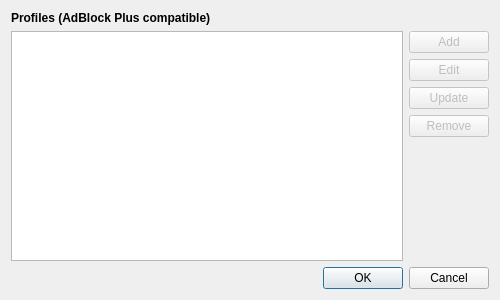
Before: the Qt Designer form src/ui/preferences/ContentBlockingDialog.ui in OtterBrowser/otter-browser, drawn with Qt 5.
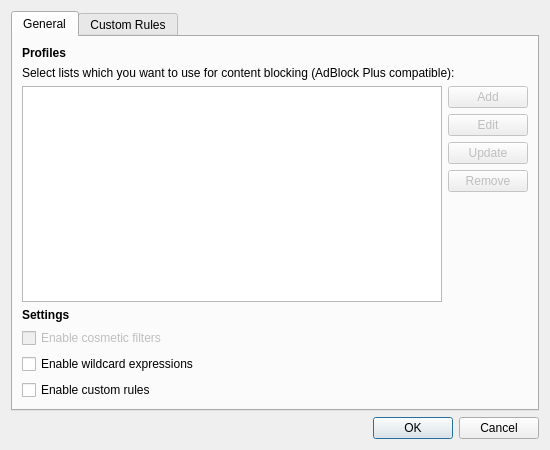
After: the same form once the commit is applied. Custom widgets are drawn as their Qt base class.

Commit message: [Content Blocking] Add support for custom rules

Patch:
```diff
--- a/src/ui/preferences/ContentBlockingDialog.ui
+++ b/src/ui/preferences/ContentBlockingDialog.ui
@@ -6,8 +6,8 @@
    <rect>
     <x>0</x>
     <y>0</y>
-    <width>500</width>
-    <height>300</height>
+    <width>550</width>
+    <height>450</height>
    </rect>
   </property>
   <property name="windowTitle">
@@ -15,7 +15,17 @@
   </property>
   <layout class="QVBoxLayout" name="verticalLayout">
    <item>
-    <widget class="QLabel" name="blockedContentLabel">
+    <widget class="QTabWidget" name="tabWidget">
+     <property name="currentIndex">
+      <number>0</number>
+     </property>
+     <widget class="QWidget" name="generalTab">
+      <attribute name="title">
+       <string>General</string>
+      </attribute>
+      <layout class="QVBoxLayout" name="profilesVerticalLayout">
+       <item>
+        <widget class="QLabel" name="profilesHeaderLabel">
      <property name="font">
       <font>
        <weight>75</weight>
@@ -23,34 +33,37 @@
       </font>
      </property>
      <property name="text">
-      <string>Profiles (AdBlock Plus compatible)</string>
+          <string>Profiles</string>
      </property>
     </widget>
    </item>
    <item>
-    <layout class="QHBoxLayout" name="horizontalLayout">
+        <widget class="QLabel" name="profilesDescriptionLabel">
+         <property name="text">
+          <string>Select lists which you want to use for content blocking (AdBlock Plus compatible):</string>
+         </property>
+        </widget>
+       </item>
      <item>
-      <layout class="QVBoxLayout" name="profliesLayout">
+        <layout class="QHBoxLayout" name="profilesHorizontalLayout">
        <item>
         <widget class="Otter::ItemViewWidget" name="profilesViewWidget">
-         <property name="editTriggers">
-          <set>QAbstractItemView::CurrentChanged|QAbstractItemView::DoubleClicked|QAbstractItemView::EditKeyPressed</set>
+           <property name="sizeAdjustPolicy">
+            <enum>QAbstractScrollArea::AdjustIgnored</enum>
          </property>
          <property name="alternatingRowColors">
           <bool>true</bool>
          </property>
-         <property name="selectionMode">
-          <enum>QAbstractItemView::SingleSelection</enum>
-         </property>
-         <property name="selectionBehavior">
-          <enum>QAbstractItemView::SelectRows</enum>
-         </property>
-        </widget>
-       </item>
-      </layout>
-     </item>
+           <property name="autoExpandDelay">
+            <number>-1</number>
+           </property>
+           <attribute name="headerStretchLastSection">
+            <bool>false</bool>
+           </attribute>
+          </widget>
+         </item>
      <item>
-      <layout class="QVBoxLayout" name="buttonsLayout" stretch="0,0,0,0,1">
+          <layout class="QVBoxLayout" name="profilesButtonsLayout" stretch="0,0,0,0,1">
        <item>
         <widget class="QPushButton" name="addButton">
          <property name="enabled">
@@ -107,6 +120,106 @@
       </layout>
      </item>
     </layout>
+       </item>
+       <item>
+        <widget class="QLabel" name="settingsHeaderLabel">
+         <property name="font">
+          <font>
+           <weight>75</weight>
+           <bold>true</bold>
+          </font>
+         </property>
+         <property name="text">
+          <string>Settings</string>
+         </property>
+        </widget>
+       </item>
+       <item>
+        <widget class="QCheckBox" name="enableCosmeticFiltersCheckBox">
+         <property name="enabled">
+          <bool>false</bool>
+         </property>
+         <property name="text">
+          <string>Enable cosmetic filters</string>
+         </property>
+        </widget>
+       </item>
+       <item>
+        <widget class="QCheckBox" name="enableWildcardsCheckBox">
+         <property name="text">
+          <string>Enable wildcard expressions</string>
+         </property>
+        </widget>
+       </item>
+       <item>
+        <widget class="QCheckBox" name="enableCustomRulesCheckBox">
+         <property name="text">
+          <string>Enable custom rules</string>
+         </property>
+        </widget>
+       </item>
+      </layout>
+     </widget>
+     <widget class="QWidget" name="customRulesTab">
+      <attribute name="title">
+       <string>Custom Rules</string>
+      </attribute>
+      <layout class="QVBoxLayout" name="customVerticalLayout">
+       <item>
+        <layout class="QHBoxLayout" name="customRulesHorizontalLayout">
+         <item>
+          <widget class="Otter::ItemViewWidget" name="customRulesViewWidget">
+           <property name="alternatingRowColors">
+            <bool>true</bool>
+           </property>
+           <attribute name="headerVisible">
+            <bool>false</bool>
+           </attribute>
+          </widget>
+         </item>
+         <item>
+          <layout class="QVBoxLayout" name="customRulesButtonsLayout" stretch="0,0,0,1">
+           <item>
+            <widget class="QPushButton" name="addRuleButton">
+             <property name="text">
+              <string>Add</string>
+             </property>
+            </widget>
+           </item>
+           <item>
+            <widget class="QPushButton" name="editRuleButton">
+             <property name="text">
+              <string>Edit</string>
+             </property>
+            </widget>
+           </item>
+           <item>
+            <widget class="QPushButton" name="removeRuleButton">
+             <property name="text">
+              <string>Remove</string>
+             </property>
+            </widget>
+           </item>
+           <item>
+            <spacer name="customRulesVerticalSpacer">
+             <property name="orientation">
+              <enum>Qt::Vertical</enum>
+             </property>
+             <property name="sizeHint" stdset="0">
+              <size>
+               <width>0</width>
+               <height>0</height>
+              </size>
+             </property>
+            </spacer>
+           </item>
+          </layout>
+         </item>
+        </layout>
+       </item>
+      </layout>
+     </widget>
+    </widget>
    </item>
    <item>
     <widget class="QDialogButtonBox" name="confirmButtonBox">
```
Left out of the diff: 12 changed lines with no effect on the pictures. Lines whose indentation alone changed are shown as unchanged. The commit also changes 6 other files.
